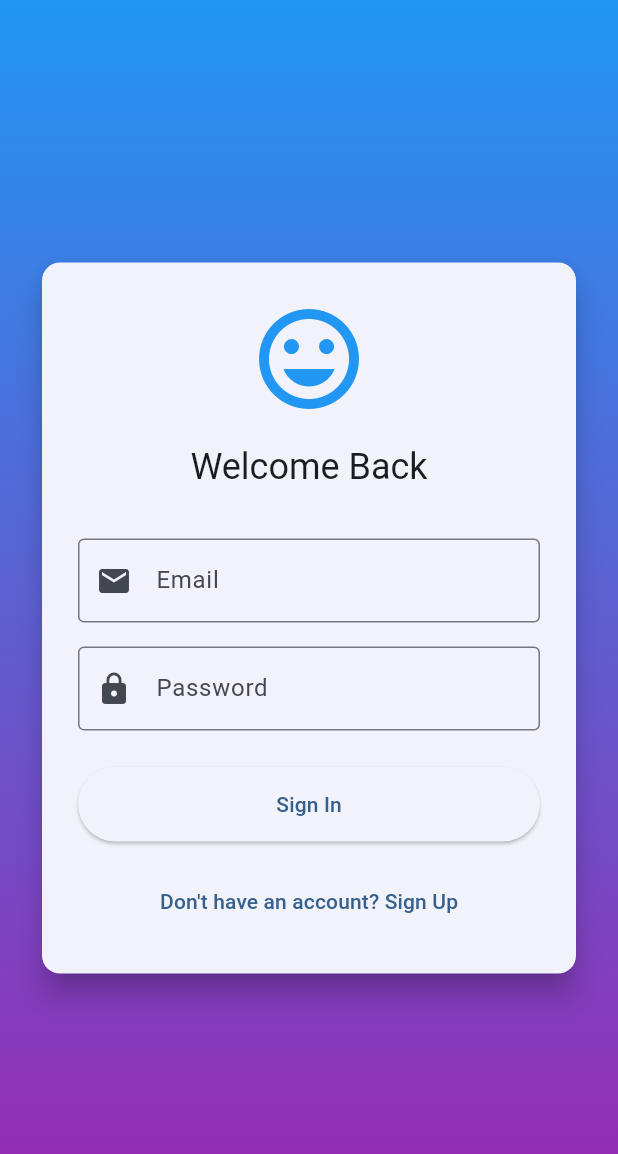
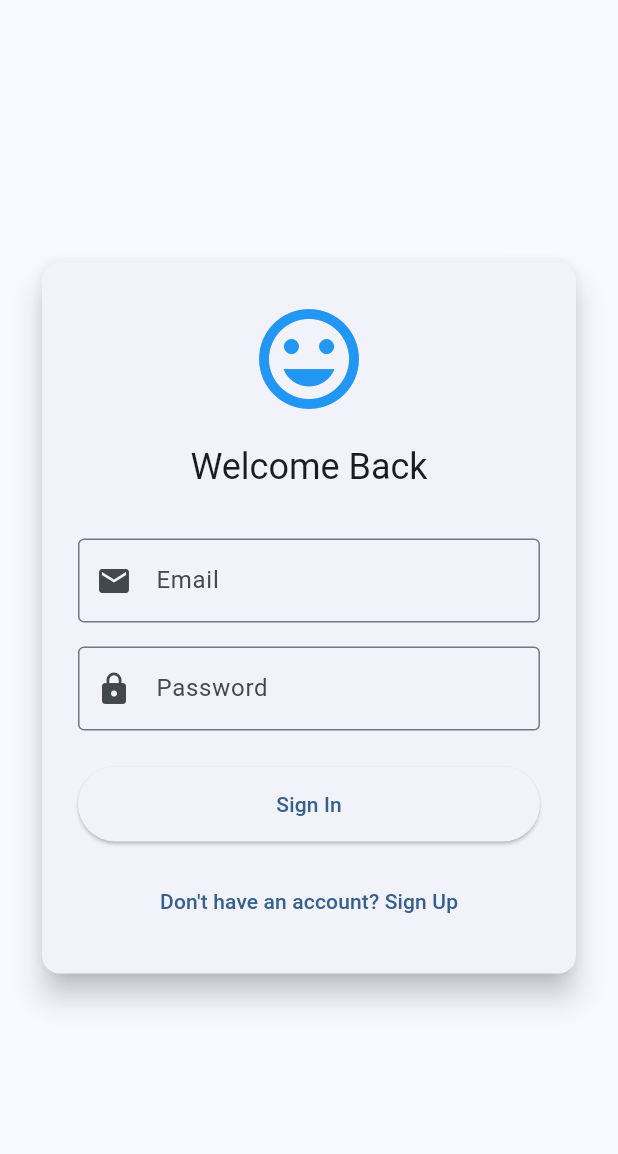
Before and after one commit to rajni2002491/moodtracker, a Flutter app: the screen it shows after launch, on a phone screen of 412 x 824 dp. Shown: the top 1154 px of the screen. Run offline on Flutter 3.47's test engine with Material 3 defaults, Android fonts, the phone set to English and light mode, and no system bars; our stand-ins replace cloud_firestore, firebase_auth, firebase_core; accounts and stored records are empty.

Commit message:
make it responsive

```diff
--- a/lib/screens/auth_screen.dart
+++ b/lib/screens/auth_screen.dart
@@ -61,15 +61,8 @@ class _AuthScreenState extends State<AuthScreen> {
   @override
   Widget build(BuildContext context) {
     return Scaffold(
-      body: Container(
-        decoration: const BoxDecoration(
-          gradient: LinearGradient(
-            begin: Alignment.topCenter,
-            end: Alignment.bottomCenter,
-            colors: [Colors.blue, Colors.purple],
-          ),
-        ),
-        child: SafeArea(
+      resizeToAvoidBottomInset: true,
+      body: SafeArea(
         child: Center(
           child: SingleChildScrollView(
             padding: const EdgeInsets.all(24.0),
@@ -158,7 +151,6 @@ class _AuthScreenState extends State<AuthScreen> {
           ),
         ),
       ),
-      ),
     );
   }
 }
```
Also changed, not shown: lib/screens/mood_log_screen.dart (+9 -2 lines). Lines whose indentation alone changed are shown as unchanged.
